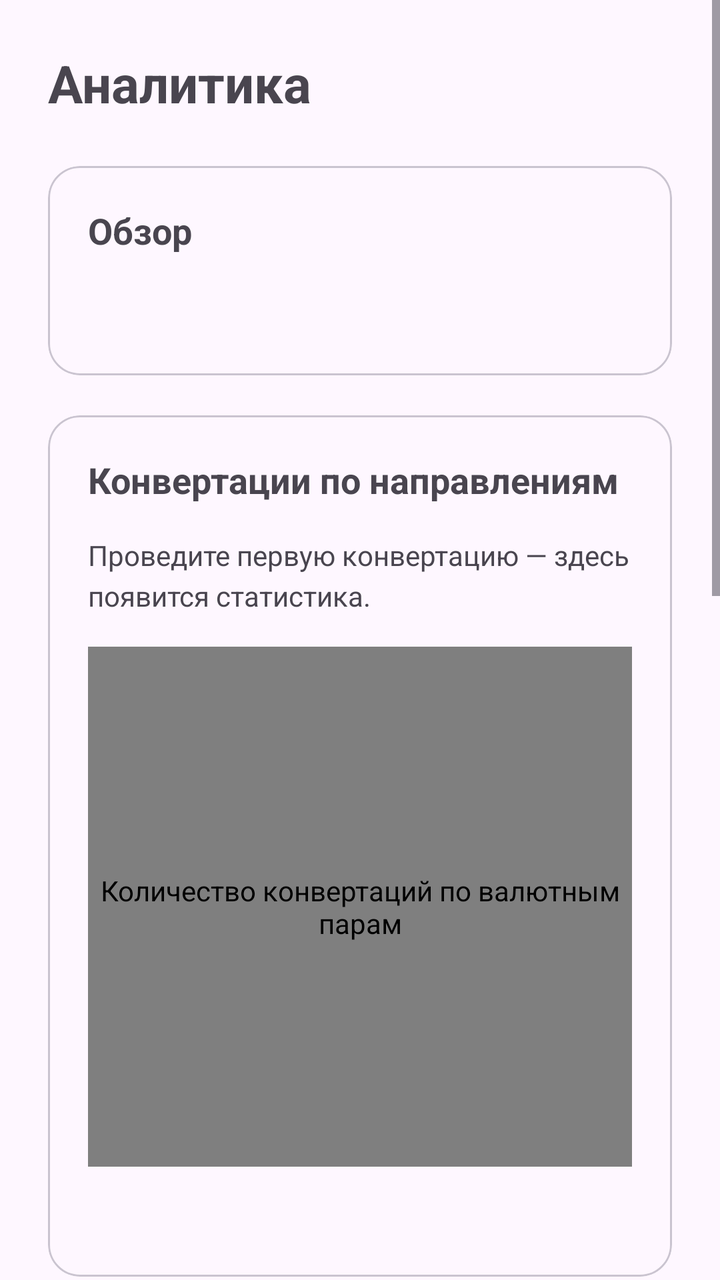
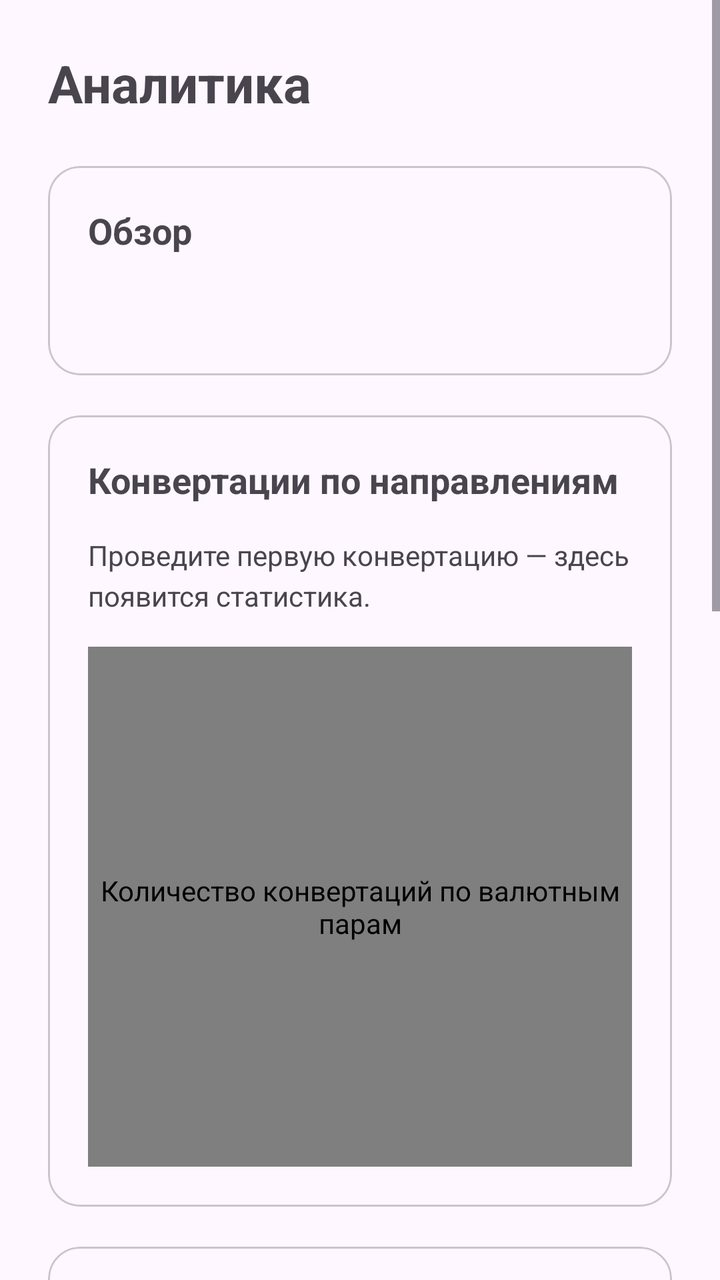

The first picture is an Android layout as it rendered before a commit; the second is the same layout after the commit. The layout source and the unified diff follow.
<!-- AndroidManifest.xml: application theme Theme.CurrencyApp -->
<!-- res/layout/fragment_analytics.xml -->
<?xml version="1.0" encoding="utf-8"?>
<ScrollView xmlns:android="http://schemas.android.com/apk/res/android" xmlns:app="http://schemas.android.com/apk/res-auto" android:layout_width="match_parent" android:layout_height="match_parent" android:fillViewport="true" android:clipToPadding="false">
    <LinearLayout android:layout_width="match_parent" android:layout_height="wrap_content" android:orientation="vertical" android:padding="24dp">
        <TextView android:id="@+id/screenTitle" android:layout_width="match_parent" android:layout_height="wrap_content" android:text="Аналитика" android:textSize="26sp" android:lineSpacingExtra="4dp" android:layout_marginBottom="24dp" android:textStyle="bold"/>
        <com.google.android.material.card.MaterialCardView android:id="@+id/summaryCard" android:layout_width="match_parent" android:layout_height="wrap_content" android:layout_marginBottom="20dp" app:cardCornerRadius="16dp" app:cardElevation="0dp" app:strokeWidth="1dp" app:strokeColor="?attr/colorOutlineVariant">
            <LinearLayout android:layout_width="match_parent" android:layout_height="wrap_content" android:orientation="vertical" android:padding="20dp">
                <TextView android:id="@+id/summaryCardTitle" android:layout_width="match_parent" android:layout_height="wrap_content" android:text="Обзор" android:textSize="18sp" android:lineSpacingExtra="4dp" android:layout_marginBottom="16dp" android:textStyle="bold"/>
                <TextView android:id="@+id/summary" android:layout_width="match_parent" android:layout_height="wrap_content" android:text="" android:textSize="18sp" android:lineSpacingExtra="4dp" android:layout_marginBottom="0dp" android:lineSpacingMultiplier="1.3"/>
            </LinearLayout>
        </com.google.android.material.card.MaterialCardView>
        <com.google.android.material.card.MaterialCardView android:id="@+id/usageCard" android:layout_width="match_parent" android:layout_height="wrap_content" android:layout_marginBottom="20dp" app:cardCornerRadius="16dp" app:cardElevation="0dp" app:strokeWidth="1dp" app:strokeColor="?attr/colorOutlineVariant">
            <LinearLayout android:layout_width="match_parent" android:layout_height="wrap_content" android:orientation="vertical" android:padding="20dp">
                <TextView android:id="@+id/usageCardTitle" android:layout_width="match_parent" android:layout_height="wrap_content" android:text="Конвертации по направлениям" android:textSize="18sp" android:lineSpacingExtra="4dp" android:layout_marginBottom="16dp" android:textStyle="bold"/>
                <TextView android:id="@+id/empty" android:layout_width="match_parent" android:layout_height="wrap_content" android:text="Проведите первую конвертацию — здесь появится статистика." android:textSize="14sp" android:lineSpacingExtra="4dp" android:layout_marginBottom="16dp" android:textColor="?attr/colorOnSurfaceVariant"/>
                <com.github.mikephil.charting.charts.BarChart android:id="@+id/usageChart" android:layout_width="match_parent" android:layout_height="260dp" android:contentDescription="Количество конвертаций по валютным парам"/>
                <TextView android:id="@+id/usageTable" android:layout_width="match_parent" android:layout_height="wrap_content" android:text="" android:textSize="14sp" android:lineSpacingExtra="4dp" android:layout_marginBottom="0dp" android:layout_marginTop="16dp"/>
            </LinearLayout>
        </com.google.android.material.card.MaterialCardView>
        <com.google.android.material.card.MaterialCardView android:id="@+id/historyChartCard" android:layout_width="match_parent" android:layout_height="wrap_content" android:layout_marginBottom="20dp" app:cardCornerRadius="16dp" app:cardElevation="0dp" app:strokeWidth="1dp" app:strokeColor="?attr/colorOutlineVariant">
            <LinearLayout android:layout_width="match_parent" android:layout_height="wrap_content" android:orientation="vertical" android:padding="20dp">
                <TextView android:id="@+id/chartTitle" android:layout_width="match_parent" android:layout_height="wrap_content" android:text="История курса ЦБ к рублю" android:textSize="20sp" android:lineSpacingExtra="4dp" android:layout_marginBottom="24dp" android:textStyle="bold"/>
                <TextView android:id="@+id/currencyLabel" android:layout_width="match_parent" android:layout_height="wrap_content" android:text="Валюта для графика" android:textSize="14sp" android:lineSpacingExtra="4dp" android:layout_marginBottom="8dp" android:textColor="?attr/colorOnSurfaceVariant"/>
                <com.example.currencyapp.ui.main.DropdownSpinner android:id="@+id/currency" android:layout_width="match_parent" android:layout_height="56dp" android:layout_marginBottom="16dp" android:contentDescription="Валюта для графика"/>
                <TextView android:id="@+id/periodLabel" android:layout_width="match_parent" android:layout_height="wrap_content" android:text="Период графика" android:textSize="14sp" android:lineSpacingExtra="4dp" android:layout_marginBottom="8dp" android:textColor="?attr/colorOnSurfaceVariant"/>
                <com.example.currencyapp.ui.main.DropdownSpinner android:id="@+id/period" android:layout_width="match_parent" android:layout_height="56dp" android:layout_marginBottom="16dp" android:contentDescription="Период графика"/>
                <ProgressBar android:id="@+id/progress" android:layout_width="32dp" android:layout_height="32dp" android:layout_margin="12dp" android:layout_gravity="center" android:visibility="gone"/>
                <TextView android:id="@+id/chartStatus" android:layout_width="match_parent" android:layout_height="wrap_content" android:text="" android:textSize="14sp" android:lineSpacingExtra="4dp" android:layout_marginBottom="8dp" android:textColor="?attr/colorOnSurfaceVariant"/>
                <com.github.mikephil.charting.charts.LineChart android:id="@+id/rateChart" android:layout_width="match_parent" android:layout_height="280dp" android:layout_marginTop="12dp" android:contentDescription="Исторический курс выбранной валюты в рублях за единицу"/>
            </LinearLayout>
        </com.google.android.material.card.MaterialCardView>
        <com.google.android.material.card.MaterialCardView android:id="@+id/rateStats" android:layout_width="match_parent" android:layout_height="wrap_content" android:layout_marginBottom="20dp" app:cardCornerRadius="16dp" app:cardElevation="0dp" app:strokeWidth="1dp" app:strokeColor="?attr/colorOutlineVariant" android:visibility="gone">
            <LinearLayout android:layout_width="match_parent" android:layout_height="wrap_content" android:orientation="vertical" android:padding="20dp">
                <TextView android:id="@+id/ratePair" android:layout_width="match_parent" android:layout_height="wrap_content" android:text="" android:textSize="20sp" android:lineSpacingExtra="4dp" android:layout_marginBottom="12dp" android:textStyle="bold"/>
                <TextView android:id="@+id/ratePeriod" android:layout_width="match_parent" android:layout_height="wrap_content" android:text="" android:textSize="14sp" android:lineSpacingExtra="4dp" android:layout_marginBottom="16dp" android:textColor="?attr/colorOnSurfaceVariant"/>
                <LinearLayout android:layout_width="match_parent" android:layout_height="wrap_content" android:orientation="horizontal" android:minHeight="44dp" android:gravity="center_vertical">
                    <TextView android:layout_width="0dp" android:layout_weight="1" android:layout_height="wrap_content" android:text="Минимум" android:textSize="16sp" android:textColor="?attr/colorOnSurfaceVariant"/>
                    <TextView android:id="@+id/minRate" android:layout_width="wrap_content" android:layout_height="wrap_content" android:textSize="16sp" android:textStyle="bold" android:layout_marginStart="16dp"/>
                </LinearLayout>
                <LinearLayout android:layout_width="match_parent" android:layout_height="wrap_content" android:orientation="horizontal" android:minHeight="44dp" android:gravity="center_vertical">
                    <TextView android:layout_width="0dp" android:layout_weight="1" android:layout_height="wrap_content" android:text="Максимум" android:textSize="16sp" android:textColor="?attr/colorOnSurfaceVariant"/>
                    <TextView android:id="@+id/maxRate" android:layout_width="wrap_content" android:layout_height="wrap_content" android:textSize="16sp" android:textStyle="bold" android:layout_marginStart="16dp"/>
                </LinearLayout>
                <LinearLayout android:layout_width="match_parent" android:layout_height="wrap_content" android:orientation="horizontal" android:minHeight="44dp" android:gravity="center_vertical">
                    <TextView android:layout_width="0dp" android:layout_weight="1" android:layout_height="wrap_content" android:text="Среднее" android:textSize="16sp" android:textColor="?attr/colorOnSurfaceVariant"/>
                    <TextView android:id="@+id/averageRate" android:layout_width="wrap_content" android:layout_height="wrap_content" android:textSize="16sp" android:textStyle="bold" android:layout_marginStart="16dp"/>
                </LinearLayout>
                <LinearLayout android:layout_width="match_parent" android:layout_height="wrap_content" android:orientation="horizontal" android:minHeight="44dp" android:gravity="center_vertical">
                    <TextView android:layout_width="0dp" android:layout_weight="1" android:layout_height="wrap_content" android:text="Точек" android:textSize="16sp" android:textColor="?attr/colorOnSurfaceVariant"/>
                    <TextView android:id="@+id/pointCount" android:layout_width="wrap_content" android:layout_height="wrap_content" android:textSize="16sp" android:textStyle="bold" android:layout_marginStart="16dp"/>
                </LinearLayout>
            </LinearLayout>
        </com.google.android.material.card.MaterialCardView>
        <com.google.android.material.button.MaterialButton android:id="@+id/reload" style="@style/Widget.Material3.Button.OutlinedButton" android:layout_width="match_parent" android:layout_height="wrap_content" android:minHeight="52dp" android:layout_marginBottom="12dp" android:text="Обновить историю курса"/>
    </LinearLayout>
</ScrollView>
<!-- resources referenced by this layout -->
<resources>
  <style name="Theme.CurrencyApp" parent="Base.Theme.CurrencyApp" />
  <style name="Base.Theme.CurrencyApp" parent="Theme.Material3.DayNight.NoActionBar">
          
          
      </style>
</resources>

<!-- the commit's change to res/layout/fragment_analytics.xml (unified diff, before → after) -->
@@ -13,7 +13,6 @@
                 <TextView android:id="@+id/usageCardTitle" android:layout_width="match_parent" android:layout_height="wrap_content" android:text="Конвертации по направлениям" android:textSize="18sp" android:lineSpacingExtra="4dp" android:layout_marginBottom="16dp" android:textStyle="bold"/>
                 <TextView android:id="@+id/empty" android:layout_width="match_parent" android:layout_height="wrap_content" android:text="Проведите первую конвертацию — здесь появится статистика." android:textSize="14sp" android:lineSpacingExtra="4dp" android:layout_marginBottom="16dp" android:textColor="?attr/colorOnSurfaceVariant"/>
                 <com.github.mikephil.charting.charts.BarChart android:id="@+id/usageChart" android:layout_width="match_parent" android:layout_height="260dp" android:contentDescription="Количество конвертаций по валютным парам"/>
-                <TextView android:id="@+id/usageTable" android:layout_width="match_parent" android:layout_height="wrap_content" android:text="" android:textSize="14sp" android:lineSpacingExtra="4dp" android:layout_marginBottom="0dp" android:layout_marginTop="16dp"/>
             </LinearLayout>
         </com.google.android.material.card.MaterialCardView>
         <com.google.android.material.card.MaterialCardView android:id="@+id/historyChartCard" android:layout_width="match_parent" android:layout_height="wrap_content" android:layout_marginBottom="20dp" app:cardCornerRadius="16dp" app:cardElevation="0dp" app:strokeWidth="1dp" app:strokeColor="?attr/colorOutlineVariant">
